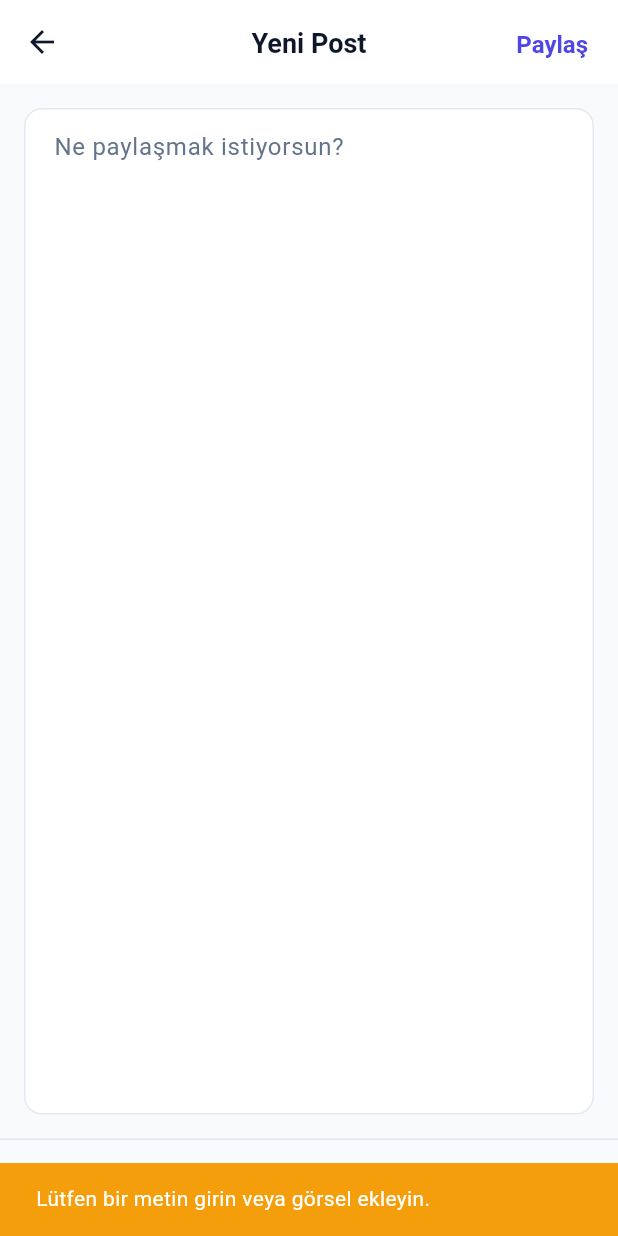
After one commit to Posinowa/uni-z, a Flutter app: the CreatePostScreen screen opened directly, after a tap on the "image" icon, after a tap on the "close" icon, after a tap on "Paylaş", on a phone screen of 412 x 824 dp. The commit adds this screen. Run offline on Flutter 3.47's test engine with Material 3 defaults, Android fonts, the phone set to English and light mode, and no system bars; our stand-ins replace cloud_firestore, firebase_auth, firebase_core, flutter_dotenv; accounts and stored records are empty.

Commit message:
Connect image post flow with temporary mock upload

```diff
--- /dev/null
+++ b/lib/core/services/mock_storage_service.dart
@@ -0,0 +1,37 @@
+import 'dart:io';
+
+import 'package:uniz_mobile/core/services/storage_service.dart';
+
+/// Test ve geliştirme için geçici mock storage servisi.
+///
+/// Gerçek R2 upload yerine sahte bir URL döndürür.
+/// Bu sınıf sadece geliştirme/test aşamasında kullanılmalıdır.
+///
+/// Gerçek upload entegrasyonu hazır olduğunda bu sınıf
+/// [R2StorageService] ile değiştirilecektir.
+class MockStorageService extends StorageService {
+  /// Sahte bir upload simülasyonu yapar.
+  ///
+  /// Gerçek dosya yüklemesi yapmaz. Kısa bir bekleme sonrası
+  /// mock bir URL döndürür.
+  @override
+  Future<String> uploadFile({
+    required File file,
+    required String folder,
+    required String fileName,
+  }) async {
+    // Gerçek upload'u simüle etmek için kısa bekleme
+    await Future<void>.delayed(const Duration(milliseconds: 500));
+
+    // Mock URL döndür — gerçek R2 URL formatına benzer
+    return 'https://mock-r2.uniz.dev/$folder/$fileName';
+  }
+
+  @override
+  Future<void> deleteFile({
+    required String fileKey,
+  }) async {
+    // Mock delete — gerçek silme işlemi yapmaz
+    await Future<void>.delayed(const Duration(milliseconds: 200));
+  }
+}
--- /dev/null
+++ b/lib/features/feed/screens/create_post_screen.dart
@@ -0,0 +1,331 @@
+import 'dart:io';
+
+import 'package:firebase_auth/firebase_auth.dart';
+import 'package:flutter/material.dart';
+
+import '../../../core/constants/app_colors.dart';
+import '../../../core/constants/app_radius.dart';
+import '../../../core/constants/app_spacing.dart';
+import '../../../core/services/mock_storage_service.dart';
+import '../../../core/services/storage_service.dart';
+import '../../../core/theme/app_text_styles.dart';
+import '../models/feed_post.dart';
+import '../models/post_status.dart';
+import '../models/post_type.dart';
+import '../services/feed_service.dart';
+
+/// Post oluşturma ekranı.
+///
+/// Kullanıcı metin ve/veya görsel ile post paylaşabilir.
+/// Görsel seçildiğinde [StorageService.uploadFile] çağrısı simüle edilir
+/// ve dönen mock URL, Firestore post kaydının [imageUrls] alanına yazılır.
+///
+/// Bu ekran geçici olarak [MockStorageService] kullanır.
+/// Gerçek R2 upload entegrasyonu hazır olduğunda servis değiştirilecektir.
+class CreatePostScreen extends StatefulWidget {
+  const CreatePostScreen({super.key});
+
+  @override
+  State<CreatePostScreen> createState() => _CreatePostScreenState();
+}
+
+class _CreatePostScreenState extends State<CreatePostScreen> {
+  final _textController = TextEditingController();
+  final _feedService = FeedService();
+  final StorageService _storageService = MockStorageService();
+
+  /// Seçilen görselin mock URL'i. null ise görsel seçilmemiş.
+  String? _selectedImageMockUrl;
+
+  /// Görsel seçim simülasyonu yapıldı mı?
+  bool _hasSelectedImage = false;
+
+  bool _isLoading = false;
+
+  @override
+  void dispose() {
+    _textController.dispose();
+    super.dispose();
+  }
+
+  /// Görsel seçimini simüle eder.
+  ///
+  /// Gerçek dosya seçici (image_picker) yerine mock bir dosya oluşturur
+  /// ve [MockStorageService.uploadFile] ile sahte URL alır.
+  Future<void> _simulateImagePick() async {
+    setState(() => _isLoading = true);
+
+    try {
+      // Mock dosya yolu — gerçek dosya seçici olmadan simülasyon
+      final mockFile = File('mock_image_${DateTime.now().millisecondsSinceEpoch}.jpg');
+      final mockFileName = 'post_${DateTime.now().millisecondsSinceEpoch}.jpg';
+
+      // StorageService.uploadFile çağrısını simüle et
+      final mockUrl = await _storageService.uploadFile(
+        file: mockFile,
+        folder: 'post_images',
+        fileName: mockFileName,
+      );
+
+      setState(() {
+        _selectedImageMockUrl = mockUrl;
+        _hasSelectedImage = true;
+      });
+    } catch (e) {
+      if (mounted) {
+        ScaffoldMessenger.of(context).showSnackBar(
+          SnackBar(
+            content: Text('Görsel seçilirken hata oluştu: $e'),
+            backgroundColor: AppColors.error,
+          ),
+        );
+      }
+    } finally {
+      setState(() => _isLoading = false);
+    }
+  }
+
+  /// Seçilen görseli kaldırır.
+  void _removeImage() {
+    setState(() {
+      _selectedImageMockUrl = null;
+      _hasSelectedImage = false;
+    });
+  }
+
+  /// Post'u oluşturup Firestore'a kaydeder.
+  Future<void> _submitPost() async {
+    final text = _textController.text.trim();
+
+    // En az metin veya görsel olmalı
+    if (text.isEmpty && !_hasSelectedImage) {
+      ScaffoldMessenger.of(context).showSnackBar(
+        const SnackBar(
+          content: Text('Lütfen bir metin girin veya görsel ekleyin.'),
+          backgroundColor: AppColors.warning,
+        ),
+      );
+      return;
+    }
+
+    setState(() => _isLoading = true);
+
+    try {
+      final currentUser = FirebaseAuth.instance.currentUser;
+      if (currentUser == null) {
+        throw Exception('Kullanıcı giriş yapmamış.');
+      }
+
+      // imageUrls listesini oluştur
+      final imageUrls = <String>[];
+      if (_selectedImageMockUrl != null) {
+        imageUrls.add(_selectedImageMockUrl!);
+      }
+
+      final post = FeedPost(
+        id: '', // FeedService tarafından set edilecek
+        authorId: currentUser.uid,
+        authorName: currentUser.displayName ?? 'Anonim',
+        authorPhotoUrl: currentUser.photoURL,
+        universityId: '', // TODO: Profil tamamlandığında kullanıcı bilgisinden alınacak
+        type: PostType.general,
+        text: text,
+        imageUrls: imageUrls,
+        status: PostStatus.published,
+      );
+
+      await _feedService.createPost(post);
+
+      if (mounted) {
+        ScaffoldMessenger.of(context).showSnackBar(
+          const SnackBar(
+            content: Text('Post paylaşıldı!'),
+            backgroundColor: AppColors.success,
+          ),
+        );
+        Navigator.of(context).pop();
+      }
+    } catch (e) {
+      if (mounted) {
+        ScaffoldMessenger.of(context).showSnackBar(
+          SnackBar(
+            content: Text('Post paylaşılırken hata oluştu: $e'),
+            backgroundColor: AppColors.error,
+          ),
+        );
+      }
+    } finally {
+      if (mounted) {
+        setState(() => _isLoading = false);
+      }
+    }
+  }
+
+  @override
+  Widget build(BuildContext context) {
+    return Scaffold(
+      appBar: AppBar(
+        title: const Text('Yeni Post'),
+        actions: [
+          // Paylaş butonu
+          Padding(
+            padding: const EdgeInsets.only(right: AppSpacing.sm),
+            child: TextButton(
+              onPressed: _isLoading ? null : _submitPost,
+              child: _isLoading
+                  ? const SizedBox(
+                      width: 20,
+                      height: 20,
+                      child: CircularProgressIndicator(strokeWidth: 2),
+                    )
+                  : Text(
+                      'Paylaş',
+                      style: AppTextStyles.titleMedium.copyWith(
+                        color: AppColors.primaryIndigo,
+                      ),
+                    ),
+            ),
+          ),
+        ],
+      ),
+      body: SafeArea(
+        child: Column(
+          children: [
+            // Metin giriş alanı
+            Expanded(
+              child: Padding(
+                padding: const EdgeInsets.all(AppSpacing.lg),
+                child: TextField(
+                  controller: _textController,
+                  maxLines: null,
+                  expands: true,
+                  textAlignVertical: TextAlignVertical.top,
+                  decoration: InputDecoration(
+                    hintText: 'Ne paylaşmak istiyorsun?',
+                    hintStyle: AppTextStyles.bodyLarge.copyWith(
+                      color: AppColors.textSecondary,
+                    ),
+                    border: InputBorder.none,
+                  ),
+                  style: AppTextStyles.bodyLarge,
+                ),
+              ),
+            ),
+
+            // Seçilen görsel önizleme
+            if (_hasSelectedImage) _buildImagePreview(),
+
+            // Alt araç çubuğu
+            _buildBottomToolbar(),
+          ],
+        ),
+      ),
+    );
+  }
+
+  /// Seçilen görselin önizlemesini gösterir.
+  ///
+  /// Mock upload olduğu için gerçek görsel yerine
+  /// placeholder bir kart gösterilir.
+  Widget _buildImagePreview() {
+    return Padding(
+      padding: const EdgeInsets.symmetric(horizontal: AppSpacing.lg),
+      child: Stack(
+        children: [
+          Container(
+            width: double.infinity,
+            height: 180,
+            decoration: BoxDecoration(
+              color: AppColors.background,
+              borderRadius: AppRadius.borderRadiusMd,
+              border: Border.all(color: AppColors.border),
+            ),
+            child: Column(
+              mainAxisAlignment: MainAxisAlignment.center,
+              children: [
+                const Icon(
+                  Icons.image,
+                  size: 48,
+                  color: AppColors.primaryIndigo,
+                ),
+                const SizedBox(height: AppSpacing.sm),
+                Text(
+                  'Görsel eklendi (mock)',
+                  style: AppTextStyles.bodySmall.copyWith(
+                    color: AppColors.textSecondary,
+                  ),
+                ),
+                const SizedBox(height: AppSpacing.xs),
+                Text(
+                  _selectedImageMockUrl ?? '',
+                  style: AppTextStyles.labelSmall.copyWith(
+                    color: AppColors.textSecondary,
+                  ),
+                  overflow: TextOverflow.ellipsis,
+                ),
+              ],
+            ),
+          ),
+          // Kaldır butonu
+          Positioned(
+            top: AppSpacing.sm,
+            right: AppSpacing.sm,
+            child: GestureDetector(
+              onTap: _removeImage,
+              child: Container(
+                padding: const EdgeInsets.all(AppSpacing.xs),
+                decoration: const BoxDecoration(
+                  color: AppColors.error,
+                  shape: BoxShape.circle,
+                ),
+                child: const Icon(
+                  Icons.close,
+                  size: 16,
+                  color: Colors.white,
+                ),
+              ),
+            ),
+          ),
+        ],
+      ),
+    );
+  }
+
+  /// Alt araç çubuğu — görsel ekleme butonu.
+  Widget _buildBottomToolbar() {
+    return Container(
+      padding: const EdgeInsets.symmetric(
+        horizontal: AppSpacing.lg,
+        vertical: AppSpacing.sm,
+      ),
+      decoration: const BoxDecoration(
+        border: Border(
+          top: BorderSide(color: AppColors.border),
+        ),
+      ),
+      child: Row(
+        children: [
+          IconButton(
+            onPressed: _isLoading || _hasSelectedImage
+                ? null
+                : _simulateImagePick,
+            icon: Icon(
+              Icons.image_outlined,
+              color: _hasSelectedImage
+                  ? AppColors.textSecondary
+                  : AppColors.primaryIndigo,
+            ),
+            tooltip: 'Görsel ekle',
+          ),
+          if (_hasSelectedImage)
+            Text(
+              '1 görsel seçildi',
+              style: AppTextStyles.bodySmall.copyWith(
+                color: AppColors.textSecondary,
+              ),
+            ),
+        ],
+      ),
+    );
+  }
+}
--- a/lib/features/feed/screens/home_shell_screen.dart
+++ b/lib/features/feed/screens/home_shell_screen.dart
@@ -6,6 +6,7 @@ import '../../../core/theme/app_text_styles.dart';
 import '../../courses/screens/courses_screen.dart';
 import '../../events/screens/events_screen.dart';
 import '../../profile/screens/profile_screen.dart';
+import 'create_post_screen.dart';
 import 'feed_screen.dart';
 
 /// Uygulamanın ana shell ekranı.
@@ -108,11 +109,23 @@ class _CreatePostPlaceholder extends StatelessWidget {
             ),
             const SizedBox(height: AppSpacing.sm),
             Text(
-              'Yakında burada post oluşturabileceksiniz.',
+              'Metin veya görselli post paylaş.',
               style: AppTextStyles.bodyMedium.copyWith(
                 color: AppColors.textSecondary,
               ),
               textAlign: TextAlign.center,
+            ),
+            const SizedBox(height: AppSpacing.xxl),
+            ElevatedButton.icon(
+              onPressed: () {
+                Navigator.of(context).push(
+                  MaterialPageRoute<void>(
+                    builder: (_) => const CreatePostScreen(),
+                  ),
+                );
+              },
+              icon: const Icon(Icons.edit),
+              label: const Text('Post Oluştur'),
             ),
           ],
         ),
--- /dev/null
+++ b/lib/features/feed/services/feed_service.dart
@@ -0,0 +1,37 @@
+import 'package:cloud_firestore/cloud_firestore.dart';
+
+import '../../../core/constants/firestore_collections.dart';
+import '../../../core/services/firestore_service.dart';
+import '../models/feed_post.dart';
+
+/// Firestore `posts` koleksiyonu için CRUD servisi.
+///
+/// [FirestoreService] sınıfını extend ederek merkezi Firestore
+/// instance'ını kullanır.
+///
+/// Bu servis UI katmanından doğrudan çağrılmaz — [FeedProvider]
+/// veya ekran widget'ları üzerinden kullanılır.
+class FeedService extends FirestoreService {
+  FeedService({FirebaseFirestore? firestoreInstance})
+      : super(
+          FirestoreCollections.posts,
+          firestoreInstance: firestoreInstance,
+        );
+
+  /// Yeni bir post oluşturur ve Firestore'a kaydeder.
+  ///
+  /// [post] — Kaydedilecek [FeedPost] nesnesi.
+  /// Firestore document ID otomatik oluşturulur ve post'a geri yazılır.
+  ///
+  /// Dönen değer: Oluşturulan document'ın ID'si.
+  Future<String> createPost(FeedPost post) async {
+    final docRef = collection.doc();
+    final postWithId = post.copyWith(
+      id: docRef.id,
+      createdAt: DateTime.now(),
+      updatedAt: DateTime.now(),
+    );
+    await docRef.set(postWithId.toMap());
+    return docRef.id;
+  }
+}
```
